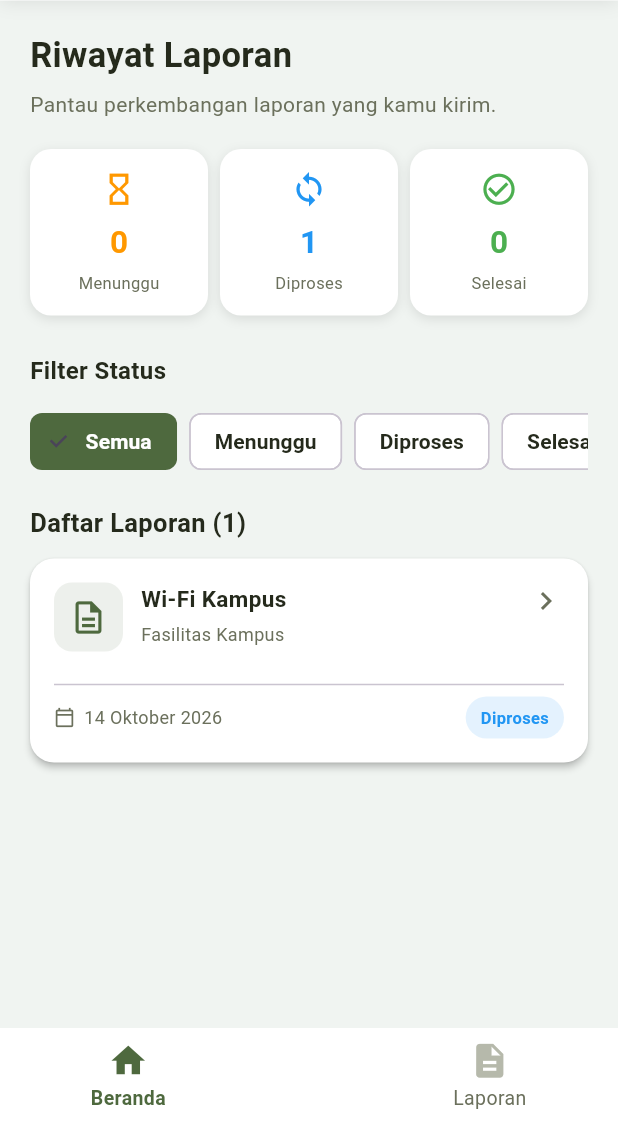
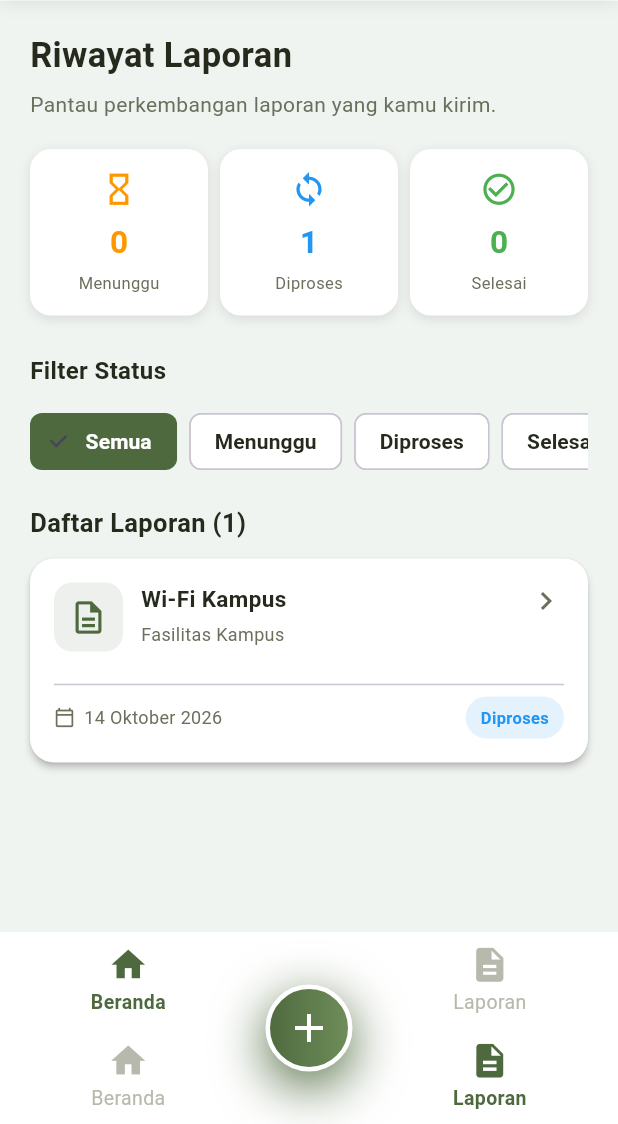
Before and after one commit to luthfiahhasibuan/LaporKampus, a Flutter app: the screen it shows after launch, after a tap on "Lihat Laporan Saya", on a phone screen of 412 x 824 dp, the part 112-1236 px from its top. Run offline on Flutter 3.47's test engine with Material 3 defaults, Android fonts, the phone set to English and light mode, and no system bars; Roboto replaces fonts that are missing (Poppins).

Commit message:
mengatur navigasi

```diff
--- a/lib/main.dart
+++ b/lib/main.dart
@@ -1,6 +1,6 @@
 import 'package:flutter/material.dart';
 
-import 'pages/home_page.dart';
+import 'pages/main_shell.dart';
 
 void main() {
   runApp(const LaporKampusApp());
@@ -17,7 +17,7 @@
 
       theme: ThemeData(useMaterial3: true, fontFamily: 'Poppins'),
 
-      home: const HomePage(),
+      home: const MainShell(),
     );
   }
 }
--- a/lib/pages/home_page.dart
+++ b/lib/pages/home_page.dart
@@ -1,29 +1,23 @@
 import 'package:flutter/material.dart';
 
-import '../widgets/add_report_fab.dart';
-import '../widgets/app_bottom_navigation.dart';
 import '../widgets/app_header.dart';
-import '../widgets/app_scaffold.dart';
 import '../widgets/menu_card.dart';
 import '../widgets/statistics_section.dart';
 import '../widgets/welcome_card.dart';
-import 'my_report_page.dart';
-import 'report_page.dart';
 
-class HomePage extends StatefulWidget {
-  const HomePage({super.key});
+class HomePage extends StatelessWidget {
+  final VoidCallback onNewReport;
+  final VoidCallback onOpenMyReports;
 
-  @override
-  State<HomePage> createState() => _HomePageState();
-}
-
-class _HomePageState extends State<HomePage> {
-  int selectedIndex = 0;
+  const HomePage({
+    super.key,
+    required this.onNewReport,
+    required this.onOpenMyReports,
+  });
 
   @override
   Widget build(BuildContext context) {
-    return AppScaffold(
-      body: SafeArea(
+    return SafeArea(
       child: Column(
         children: [
           const AppHeader(),
@@ -45,28 +39,14 @@
                     icon: Icons.edit_square,
                     title: 'Tulis Laporan Baru',
                     subtitle: 'Sampaikan keluhan dan aspirasi anda',
-                      onTap: () {
-                        Navigator.push(
-                          context,
-                          MaterialPageRoute(
-                            builder: (context) => const ReportPage(),
-                          ),
-                        );
-                      },
+                    onTap: onNewReport,
                   ),
                   const SizedBox(height: 20),
                   MenuCard(
                     icon: Icons.format_list_bulleted,
                     title: 'Lihat Laporan Saya',
                     subtitle: 'Pantau status semua laporan anda',
-                      onTap: () {
-                        Navigator.push(
-                          context,
-                          MaterialPageRoute(
-                            builder: (context) => const MyReportPage(),
-                          ),
-                        );
-                      },
+                    onTap: onOpenMyReports,
                   ),
                 ],
               ),
@@ -74,21 +54,6 @@
           ),
         ],
       ),
-      ),
-      bottomNavigationBar: AppBottomNavigation(
-        currentIndex: selectedIndex,
-        onTap: (index) => setState(() => selectedIndex = index),
-      ),
-      floatingActionButton: AddReportFab(
-        onPressed: () => _showMessage('Tulis laporan baru'),
-      ),
-      floatingActionButtonLocation: FloatingActionButtonLocation.centerDocked,
-    );
-  }
-
-  void _showMessage(String message) {
-    ScaffoldMessenger.of(context).showSnackBar(
-      SnackBar(content: Text(message), duration: const Duration(seconds: 1)),
     );
   }
 }
--- /dev/null
+++ b/lib/pages/main_shell.dart
@@ -0,0 +1,58 @@
+import 'package:flutter/material.dart';
+
+import '../widgets/add_report_fab.dart';
+import '../widgets/app_bottom_navigation.dart';
+import '../widgets/app_scaffold.dart';
+import 'home_page.dart';
+import 'my_report_page.dart';
+import 'report_page.dart';
+
+class MainShell extends StatefulWidget {
+  const MainShell({super.key});
+
+  @override
+  State<MainShell> createState() => _MainShellState();
+}
+
+class _MainShellState extends State<MainShell> {
+  int _currentIndex = 0;
+
+  void _goToTab(int index) => setState(() => _currentIndex = index);
+
+  Future<void> _openNewReport() async {
+    final result = await Navigator.push<String>(
+      context,
+      MaterialPageRoute(builder: (_) => const ReportPage()),
+    );
+    if (!mounted) return;
+    if (result != null) _showMessage('Laporan "$result" terkirim');
+  }
+
+  void _showMessage(String message) {
+    ScaffoldMessenger.of(context).showSnackBar(
+      SnackBar(content: Text(message), duration: const Duration(seconds: 1)),
+    );
+  }
+
+  @override
+  Widget build(BuildContext context) {
+    return AppScaffold(
+      body: IndexedStack(
+        index: _currentIndex,
+        children: [
+          HomePage(
+            onNewReport: _openNewReport,
+            onOpenMyReports: () => _goToTab(1),
+          ),
+          const MyReportPage(),
+        ],
+      ),
+      bottomNavigationBar: AppBottomNavigation(
+        currentIndex: _currentIndex,
+        onTap: _goToTab,
+      ),
+      floatingActionButton: AddReportFab(onPressed: _openNewReport),
+      floatingActionButtonLocation: FloatingActionButtonLocation.centerDocked,
+    );
+  }
+}
--- a/lib/pages/profile_page.dart
+++ b/lib/pages/profile_page.dart
@@ -0,0 +1,4 @@
+import 'package:flutter/material.dart';
+
+import '../widgets/app_header.dart';
+import '../widgets/app_bottom_navigation.dart';
--- a/lib/widgets/app_bottom_navigation.dart
+++ b/lib/widgets/app_bottom_navigation.dart
@@ -65,23 +65,25 @@
 
   @override
   Widget build(BuildContext context) {
+    final color = selected ? AppColors.primary : AppColors.muted;
     return GestureDetector(
       behavior: HitTestBehavior.opaque,
       onTap: onTap,
       child: Column(
         mainAxisAlignment: MainAxisAlignment.center,
         children: [
-          Icon(
-            icon,
-            size: 27,
-            color: selected ? AppColors.primary : AppColors.muted,
+          AnimatedSwitcher(
+            duration: const Duration(milliseconds: 200),
+            child: Icon(icon, key: ValueKey(selected), size: 27, color: color),
           ),
           const SizedBox(height: 2),
           Text(
             label,
-            style: selected
-                ? AppTextStyles.navLabelSelected
-                : AppTextStyles.navLabel,
+            style:
+                (selected
+                        ? AppTextStyles.navLabelSelected
+                        : AppTextStyles.navLabel)
+                    .copyWith(color: color),
           ),
         ],
       ),
--- a/lib/widgets/statistics_section.dart
+++ b/lib/widgets/statistics_section.dart
@@ -1,6 +1,5 @@
 import 'package:flutter/material.dart';
 
-import '../constants/app_colors.dart';
 import 'statistic_card.dart';
 
 /// Baris berisi tiga StatisticCard. Angka dikirim dari luar
```
Also changed, not shown: lib/pages/signin_page.dart (+5 -4 lines), lib/pages/signup_page.dart (+4 -3 lines). Lines whose indentation alone changed are shown as unchanged.
